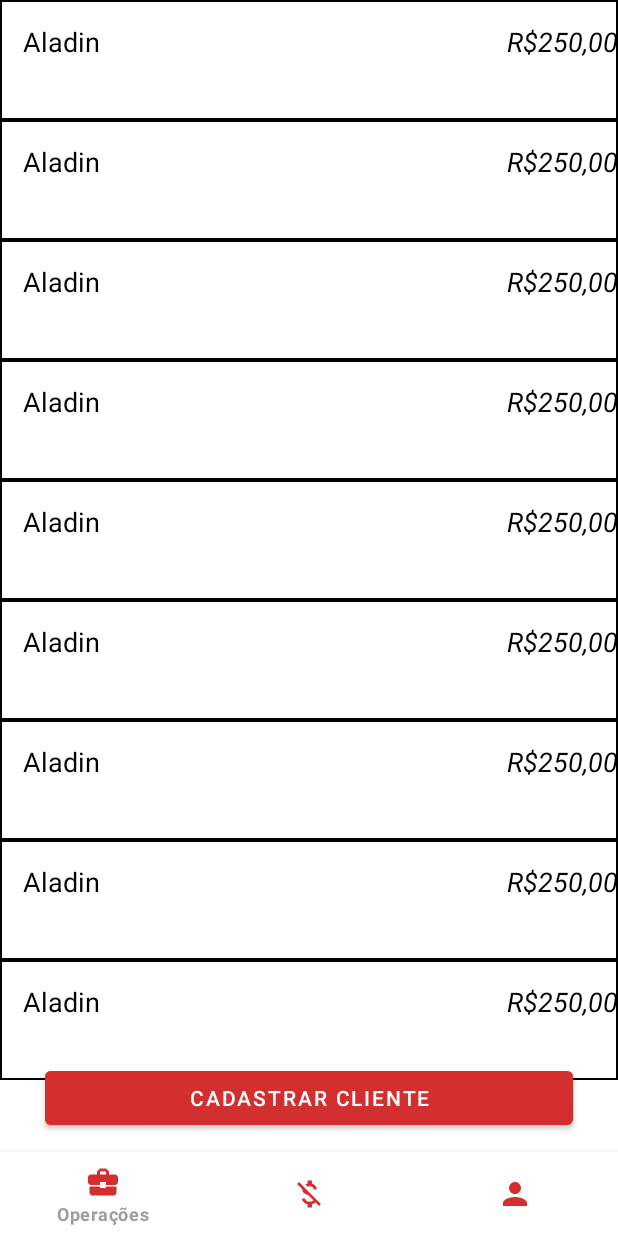
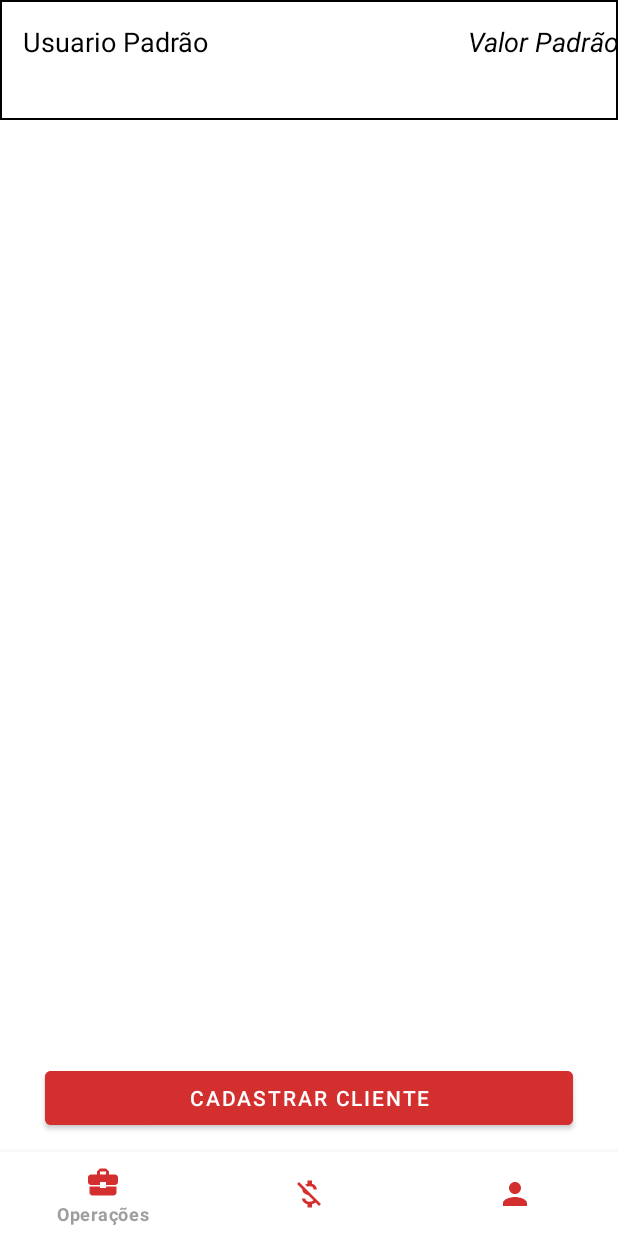
Before and after one commit to aladinjunior/inadipay, an Android app: the MainActivity screen opened directly, with no data from a screen before it, on a phone screen of 412 x 824 dp. Run offline under Robolectric (Android 15) with nearby library versions, the light colour scheme and no system bars; our stand-ins replace navigation-ui; 1 statement that could not run was skipped.

Commit message:
intent register to main activity created

```diff
--- a/app/src/main/java/co/aladinjunior/inadipay/main/view/MainActivity.kt
+++ b/app/src/main/java/co/aladinjunior/inadipay/main/view/MainActivity.kt
@@ -13,7 +13,14 @@ class MainActivity : AppCompatActivity() {
         super.onCreate(savedInstanceState)
         setContentView(R.layout.activity_main)
 
+        val firstName = intent?.extras?.getString("firstName")
+        val amount = intent?.extras?.getString("amount")
+        val bundle = Bundle()
+        bundle.putString("firstName", firstName)
+        bundle.putString("amount", amount)
         val navController = findNavController(R.id.nav_host_fragment_container)
+        navController.navigate(R.id.nav_operations, bundle)
+
         findViewById<BottomNavigationView>(R.id.main_bottom_navigation).setupWithNavController(navController)
 
 
--- a/app/src/main/java/co/aladinjunior/inadipay/main/view/OperationsFragment.kt
+++ b/app/src/main/java/co/aladinjunior/inadipay/main/view/OperationsFragment.kt
@@ -12,9 +12,20 @@ import co.aladinjunior.inadipay.main.model.CostumerContainer
 
 class OperationsFragment : Fragment() {
 
+    val list = mutableListOf<CostumerContainer>()
+
 
     override fun onCreateView(inflater: LayoutInflater, container: ViewGroup?, savedInstanceState: Bundle?): View? {
-        return inflater.inflate(R.layout.fragment_operations, container, false)
+        val view = inflater.inflate(R.layout.fragment_operations, container, false)
+
+        val name = requireArguments().getString("firstName")
+        val amount = requireArguments().getString("amount")
+
+
+        list.add(
+            CostumerContainer(name ?: "Usuario Padrão", amount ?: "Valor Padrão"))
+
+        return view
     }
 
     override fun onViewCreated(view: View, savedInstanceState: Bundle?) {
@@ -22,35 +33,12 @@ class OperationsFragment : Fragment() {
 
 
 
-        val list = mutableListOf<CostumerContainer>()
 
-        list.add(
-            CostumerContainer("Aladin", "R$250,00"),
-        )
-        list.add(
-            CostumerContainer("Aladin", "R$250,00"),
-        )
-        list.add(
-            CostumerContainer("Aladin", "R$250,00"),
-        )
-        list.add(
-            CostumerContainer("Aladin", "R$250,00"),
-        )
-        list.add(
-            CostumerContainer("Aladin", "R$250,00"),
-        )
-        list.add(
-            CostumerContainer("Aladin", "R$250,00"),
-        )
-        list.add(
-            CostumerContainer("Aladin", "R$250,00"),
-        )
-        list.add(
-            CostumerContainer("Aladin", "R$250,00"),
-        )
-        list.add(
-            CostumerContainer("Aladin", "R$250,00"),
-        )
+
+
+
+
+
 
 
         val adapter = MainAdapter(R.layout.container_costumer, list, requireContext())
--- a/app/src/main/res/layout/fragment_operations.xml
+++ b/app/src/main/res/layout/fragment_operations.xml
@@ -2,7 +2,8 @@
 <RelativeLayout xmlns:android="http://schemas.android.com/apk/res/android"
     android:layout_width="match_parent"
     android:layout_height="match_parent"
-    android:orientation="vertical">
+    android:orientation="vertical"
+    android:id="@+id/relative_layout">
 
     <androidx.recyclerview.widget.RecyclerView
         android:id="@+id/main_rv"
--- a/app/src/main/res/navigation/nav_graph.xml
+++ b/app/src/main/res/navigation/nav_graph.xml
@@ -5,7 +5,13 @@
     app:startDestination="@id/nav_operations">
 
     <fragment android:id="@+id/nav_operations"
-        android:name="co.aladinjunior.inadipay.main.view.OperationsFragment"/>
+        android:name="co.aladinjunior.inadipay.main.view.OperationsFragment">
+        <argument android:name="firstName"
+            app:argType="string"/>
+        <argument android:name="amount"
+            app:argType="string"/>
+
+    </fragment>
 
     <fragment android:id="@+id/nav_default"
         android:name="co.aladinjunior.inadipay.main.view.DefaultFragment"/>
```
Also changed, not shown: app/src/main/java/co/aladinjunior/inadipay/register/view/RegisterActivity.kt (+35 -27 lines).
